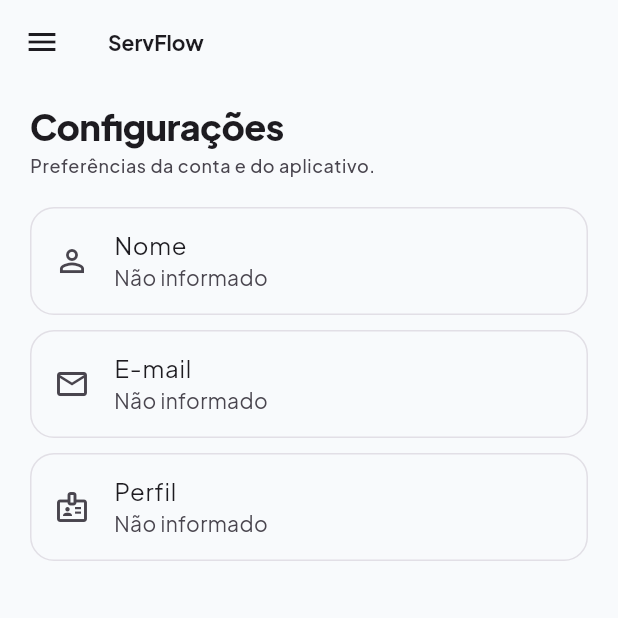
After one commit to matheusbragap/gesture_called, a Flutter app: the SettingsPage screen opened by its route, on a phone screen of 412 x 824 dp, the top half of it. The commit adds this screen. Run offline on Flutter 3.47's test engine with Material 3 defaults, Android fonts, the phone set to English and light mode, and no system bars; our stand-ins replace flutter_dotenv, go_router, google_fonts, supabase_flutter; accounts and stored records are empty.

Commit message:
feat(settings): add settings page and integrate into app shell

```diff
--- a/lib/core/routes/app_routes.dart
+++ b/lib/core/routes/app_routes.dart
@@ -9,6 +9,7 @@ import '../../features/admin/pages/departments_page.dart';
 import '../../features/admin/pages/categories_page.dart';
 import '../../features/admin/pages/users_page.dart';
 import '../../features/admin/pages/invites_page.dart';
+import '../../features/settings/pages/settings_page.dart';
 import '../../features/tickets/pages/tickets_page.dart';
 import '../../features/auth/providers/auth_provider.dart';
 import '../widgets/app_shell.dart';
@@ -67,8 +68,18 @@ class AppRoutes {
             path: '/categories',
             builder: (context, state) => const CategoriesPage(),
           ),
-          GoRoute(path: '/users', builder: (context, state) => const UsersPage()),
-          GoRoute(path: '/invites', builder: (context, state) => const InvitesPage()),
+          GoRoute(
+            path: '/users',
+            builder: (context, state) => const UsersPage(),
+          ),
+          GoRoute(
+            path: '/invites',
+            builder: (context, state) => const InvitesPage(),
+          ),
+          GoRoute(
+            path: '/settings',
+            builder: (context, state) => const SettingsPage(),
+          ),
         ],
       ),
     ],
--- a/lib/core/widgets/app_shell.dart
+++ b/lib/core/widgets/app_shell.dart
@@ -63,6 +63,14 @@ class _AppShellState extends State<AppShell> {
               context.go('/invites');
             },
           ),
+          ListTile(
+            leading: const Icon(Icons.settings_outlined),
+            title: const Text('Configurações'),
+            onTap: () {
+              Navigator.pop(context);
+              context.go('/settings');
+            },
+          ),
           if (user?.role == UserRoles.admin) ...[
             ListTile(
               leading: const Icon(Icons.business),
--- /dev/null
+++ b/lib/features/settings/pages/settings_page.dart
@@ -0,0 +1,56 @@
+import 'package:flutter/material.dart';
+import 'package:provider/provider.dart';
+
+import '../../auth/providers/auth_provider.dart';
+import '../../../core/widgets/ui/sf_content_header.dart';
+
+class SettingsPage extends StatelessWidget {
+  const SettingsPage({super.key});
+
+  @override
+  Widget build(BuildContext context) {
+    final user = context.watch<AuthProvider>().user;
+
+    return Scaffold(
+      body: Column(
+        crossAxisAlignment: CrossAxisAlignment.stretch,
+        children: [
+          const SfContentHeader(
+            title: 'Configurações',
+            subtitle: 'Preferências da conta e do aplicativo.',
+          ),
+          Expanded(
+            child: ListView(
+              padding: const EdgeInsets.fromLTRB(20, 8, 20, 24),
+              children: [
+                Card(
+                  child: ListTile(
+                    leading: const Icon(Icons.person_outline),
+                    title: const Text('Nome'),
+                    subtitle: Text(user?.name ?? 'Não informado'),
+                  ),
+                ),
+                const SizedBox(height: 10),
+                Card(
+                  child: ListTile(
+                    leading: const Icon(Icons.email_outlined),
+                    title: const Text('E-mail'),
+                    subtitle: Text(user?.email ?? 'Não informado'),
+                  ),
+                ),
+                const SizedBox(height: 10),
+                Card(
+                  child: ListTile(
+                    leading: const Icon(Icons.badge_outlined),
+                    title: const Text('Perfil'),
+                    subtitle: Text(user?.role ?? 'Não informado'),
+                  ),
+                ),
+              ],
+            ),
+          ),
+        ],
+      ),
+    );
+  }
+}
```
